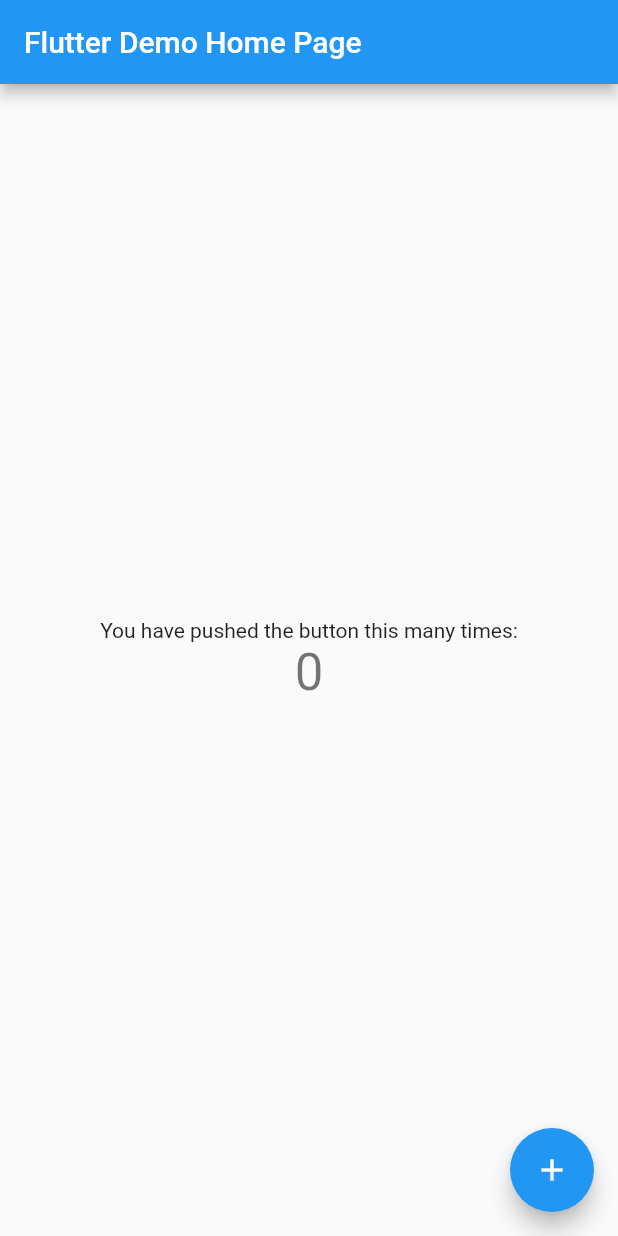
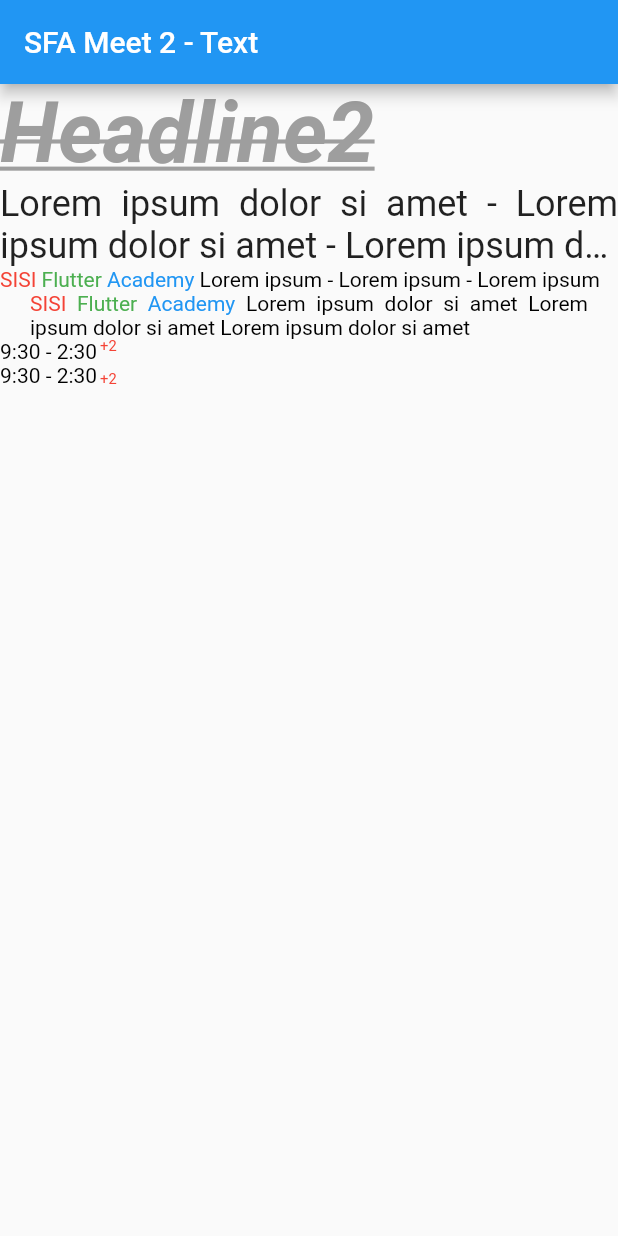
Before and after one commit to mwiwids/newflutter, a Flutter app: the screen it shows after launch, on a phone screen of 412 x 824 dp. Run offline on Flutter 3.47's test engine with Material 2 defaults, Android fonts, the light colour scheme and no system bars; Roboto replaces fonts that are missing (TegakBersambung).

Commit message:
Text in Flutter

```diff
--- a/lib/main.dart
+++ b/lib/main.dart
@@ -5,109 +5,136 @@
 }
 
 class MyApp extends StatelessWidget {
-  // This widget is the root of your application.
   @override
   Widget build(BuildContext context) {
     return MaterialApp(
-      title: 'Flutter Demo',
-      theme: ThemeData(
-        // This is the theme of your application.
-        //
-        // Try running your application with "flutter run". You'll see the
-        // application has a blue toolbar. Then, without quitting the app, try
-        // changing the primarySwatch below to Colors.green and then invoke
-        // "hot reload" (press "r" in the console where you ran "flutter run",
-        // or simply save your changes to "hot reload" in a Flutter IDE).
-        // Notice that the counter didn't reset back to zero; the application
-        // is not restarted.
-        primarySwatch: Colors.blue,
-      ),
-      home: MyHomePage(title: 'Flutter Demo Home Page'),
-    );
+        home: Scaffold(
+          appBar: AppBar(title: const Text("SFA Meet 2 - Text")),
+          body: const Center(
+            child: TypographyDemo(),
+          ),
+        ));
   }
 }
 
-class MyHomePage extends StatefulWidget {
-  MyHomePage({Key? key, required this.title}) : super(key: key);
-
-  // This widget is the home page of your application. It is stateful, meaning
-  // that it has a State object (defined below) that contains fields that affect
-  // how it looks.
-
-  // This class is the configuration for the state. It holds the values (in this
-  // case the title) provided by the parent (in this case the App widget) and
-  // used by the build method of the State. Fields in a Widget subclass are
-  // always marked "final".
-
-  final String title;
-
-  @override
-  _MyHomePageState createState() => _MyHomePageState();
-}
-
-class _MyHomePageState extends State<MyHomePage> {
-  int _counter = 0;
-
-  void _incrementCounter() {
-    setState(() {
-      // This call to setState tells the Flutter framework that something has
-      // changed in this State, which causes it to rerun the build method below
-      // so that the display can reflect the updated values. If we changed
-      // _counter without calling setState(), then the build method would not be
-      // called again, and so nothing would appear to happen.
-      _counter++;
-    });
-  }
+class TypographyDemo extends StatelessWidget {
+  const TypographyDemo({Key? key}) : super(key: key);
 
   @override
   Widget build(BuildContext context) {
-    // This method is rerun every time setState is called, for instance as done
-    // by the _incrementCounter method above.
-    //
-    // The Flutter framework has been optimized to make rerunning build methods
-    // fast, so that you can just rebuild anything that needs updating rather
-    // than having to individually change instances of widgets.
-    return Scaffold(
-      appBar: AppBar(
-        // Here we take the value from the MyHomePage object that was created by
-        // the App.build method, and use it to set our appbar title.
-        title: Text(widget.title),
+    final textTheme = Theme.of(context).textTheme;
+    final styleItems = [
+      Text(
+        'Headline2',
+        style: textTheme.headline2?.copyWith(
+            color: Colors.grey,
+            fontWeight: FontWeight.bold,
+            fontStyle: FontStyle.italic,
+            // decoration: TextDecoration.lineThrough,
+            // decoration: TextDecoration.underline,
+            decoration: TextDecoration.combine(
+                [TextDecoration.lineThrough, TextDecoration.underline])),
       ),
-      body: Center(
-        // Center is a layout widget. It takes a single child and positions it
-        // in the middle of the parent.
-        child: Column(
-          // Column is also a layout widget. It takes a list of children and
-          // arranges them vertically. By default, it sizes itself to fit its
-          // children horizontally, and tries to be as tall as its parent.
-          //
-          // Invoke "debug painting" (press "p" in the console, choose the
-          // "Toggle Debug Paint" action from the Flutter Inspector in Android
-          // Studio, or the "Toggle Debug Paint" command in Visual Studio Code)
-          // to see the wireframe for each widget.
-          //
-          // Column has various properties to control how it sizes itself and
-          // how it positions its children. Here we use mainAxisAlignment to
-          // center the children vertically; the main axis here is the vertical
-          // axis because Columns are vertical (the cross axis would be
-          // horizontal).
-          mainAxisAlignment: MainAxisAlignment.center,
-          children: <Widget>[
-            Text(
-              'You have pushed the button this many times:',
+      // headline1, headline2,.. headline6
+      // subtitle1, subtitle2
+      // bodyText1, bodyText2
+      // button, caption, overline
+      Text(
+          List.generate(10, (index) => 'Lorem ipsum dolor si amet').join(' - '),
+          // style: textTheme.subtitle1,
+          textAlign: TextAlign.justify,
+          overflow: TextOverflow.ellipsis,
+          maxLines: 2,
+          style: TextStyle(
+            fontFamily: 'TegakBersambung',
+            fontSize: 24,
+          )),
+      RichText(
+        softWrap: true,
+        textAlign: TextAlign.justify,
+        text: TextSpan(
+          children: [
+            TextSpan(
+              text: 'SISI',
+              style: TextStyle(color: Colors.red),
             ),
-            Text(
-              '$_counter',
-              style: Theme.of(context).textTheme.headline4,
+            TextSpan(
+              text: ' Flutter ',
+              style: TextStyle(color: Colors.green),
+            ),
+            TextSpan(
+              text: 'Academy ',
+              style: TextStyle(color: Colors.blue),
+            ),
+            TextSpan(
+              text: List.generate(3, (index) => 'Lorem ipsum').join(' - '),
+              style: TextStyle(color: Colors.black),
             ),
           ],
         ),
       ),
-      floatingActionButton: FloatingActionButton(
-        onPressed: _incrementCounter,
-        tooltip: 'Increment',
-        child: Icon(Icons.add),
-      ), // This trailing comma makes auto-formatting nicer for build methods.
-    );
+      Container(
+        padding: EdgeInsets.symmetric(horizontal: 20),
+        child: RichText(
+          softWrap: true,
+          // maxLines: 1,
+          textAlign: TextAlign.justify,
+          text: TextSpan(
+            children: [
+              TextSpan(
+                text: 'SISI',
+                style: TextStyle(color: Colors.red),
+              ),
+              TextSpan(
+                text: ' Flutter ',
+                style: TextStyle(color: Colors.green),
+              ),
+              TextSpan(
+                text: 'Academy ',
+                style: TextStyle(color: Colors.blue),
+              ),
+              TextSpan(
+                text: List.generate(3, (index) => 'Lorem ipsum dolor si amet')
+                    .join(' '),
+                style: TextStyle(color: Colors.black),
+              ),
+            ],
+          ),
+        ),
+      ),
+      RichText(
+        text: TextSpan(children: [
+          TextSpan(text: '9:30 - 2:30', style: TextStyle(color: Colors.black)),
+          WidgetSpan(
+            child: Transform.translate(
+              offset: const Offset(2, -6),
+              child: Text(
+                '+2',
+                //superscript is usually smaller in size
+                textScaleFactor: 0.7,
+                style: TextStyle(color: Colors.red),
+              ),
+            ),
+          )
+        ]),
+      ),
+      RichText(
+        text: TextSpan(children: [
+          TextSpan(text: '9:30 - 2:30', style: TextStyle(color: Colors.black)),
+          WidgetSpan(
+            child: Transform.translate(
+              offset: const Offset(2, 0),
+              child: Text(
+                '+2',
+                //superscript is usually smaller in size
+                textScaleFactor: 0.7,
+                style: TextStyle(color: Colors.red),
+              ),
+            ),
+          ),
+        ]),
+      )
+    ];
+    return ListView(children: styleItems);
   }
 }
```
